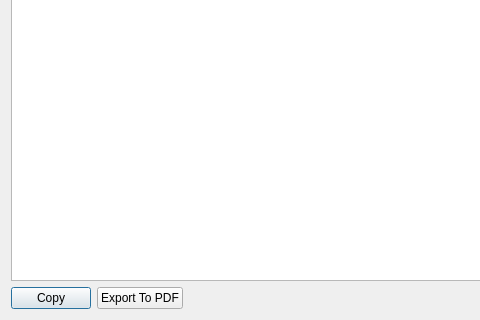
The window that benchmark/performance/PerformanceTestReportDialog.ui (czyt1988/QIm) describes before a commit, drawn with Qt 5; both pictures show x 0 to 480 and y 541 to 861 of the 877 by 861 pixel window.
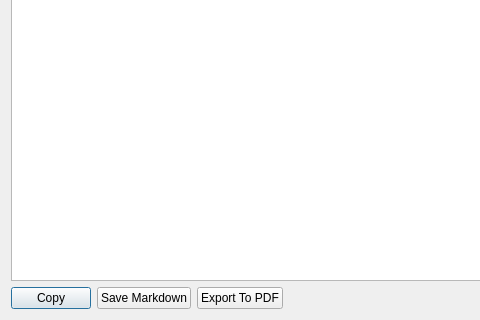
The same window after the commit.

Commit message: feat(benchmark): add Save Markdown button to report dialog

```diff
--- a/benchmark/performance/PerformanceTestReportDialog.ui
+++ b/benchmark/performance/PerformanceTestReportDialog.ui
@@ -26,6 +26,13 @@
        </property>
       </widget>
      </item>
+      <item>
+       <widget class="QPushButton" name="pushButtonSaveMarkdown">
+        <property name="text">
+         <string>Save Markdown</string>
+        </property>
+       </widget>
+      </item>
      <item>
       <widget class="QPushButton" name="pushButtonExportToPdf">
        <property name="text">
```
Lines whose indentation alone changed are shown as unchanged. The commit also changes 2 other files.
